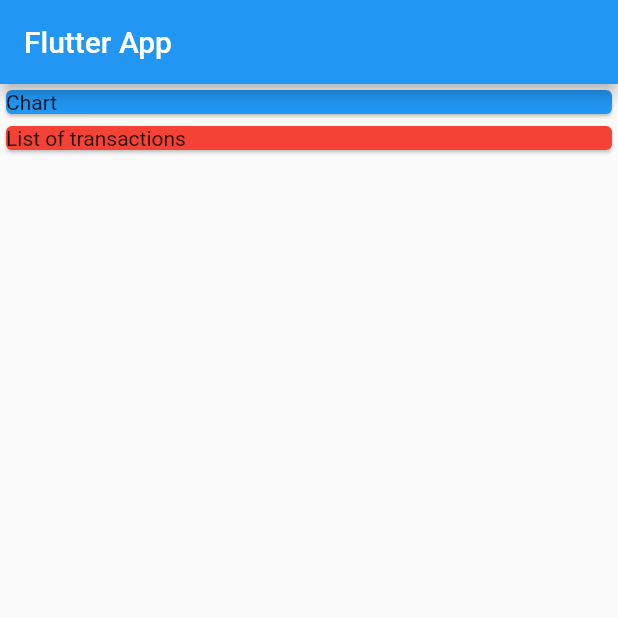
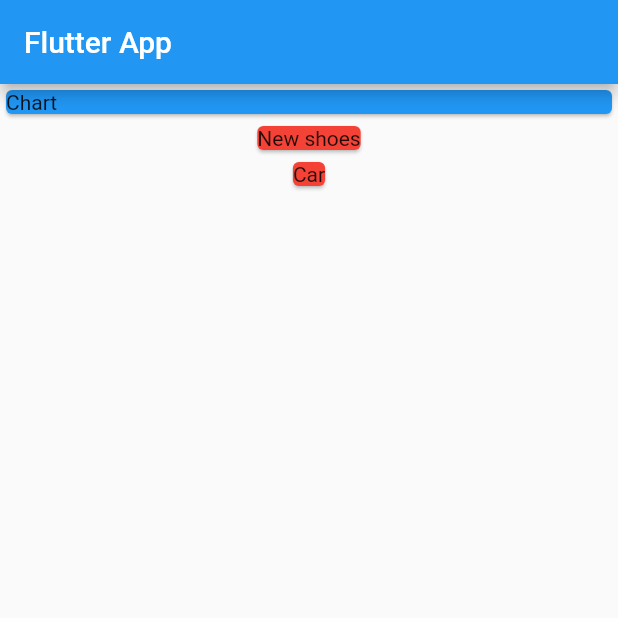
Before and after one commit to Damian9696/personal_expenses, a Flutter app: the screen it shows after launch, on a phone screen of 412 x 824 dp, the top half of it. Run offline on Flutter 3.47's test engine with Material 2 defaults, Android fonts, the phone set to English and light mode, and no system bars.

Commit message:
Implemented logic to create list of card of transaction title;

```diff
--- a/lib/main.dart
+++ b/lib/main.dart
@@ -45,9 +45,12 @@ class MyHomePage extends StatelessWidget {
               child: Text("Chart"),
             ),
           ),
-          Card(
-            color: Colors.red,
-            child: Text("List of transactions"),
+          Column(
+            children: transactions.map((transaction) {
+              return Card(
+                  color: Colors.red,
+                  child: Text(transaction.title));
+            }).toList(),
           )
         ],
       ),
```
